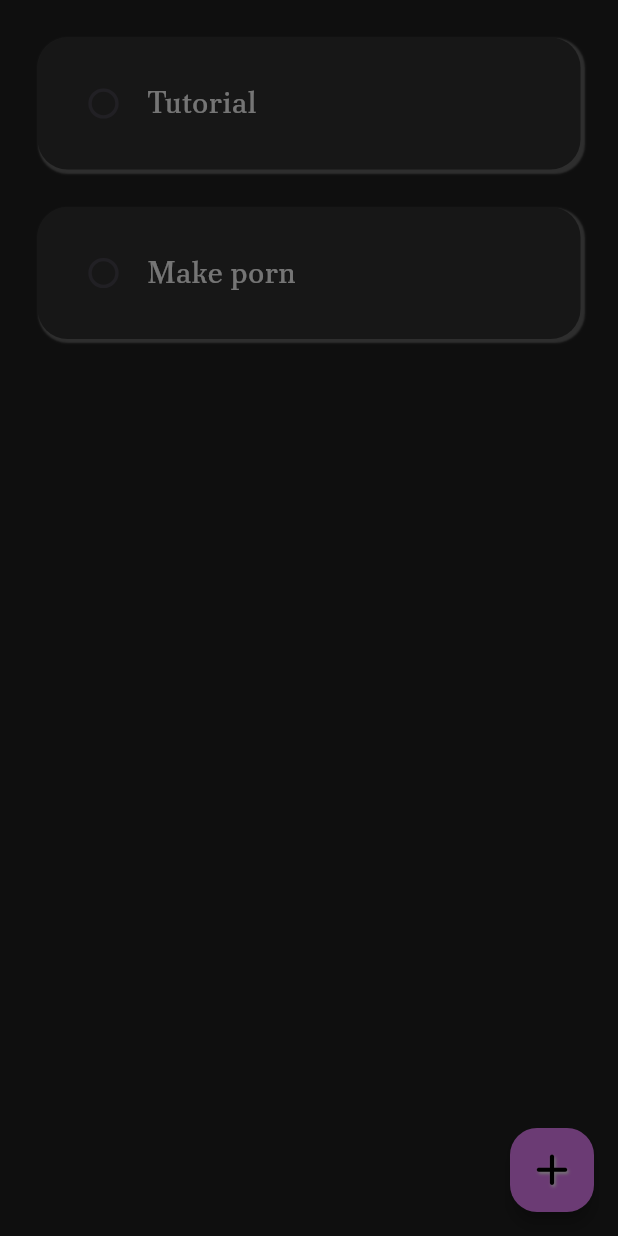
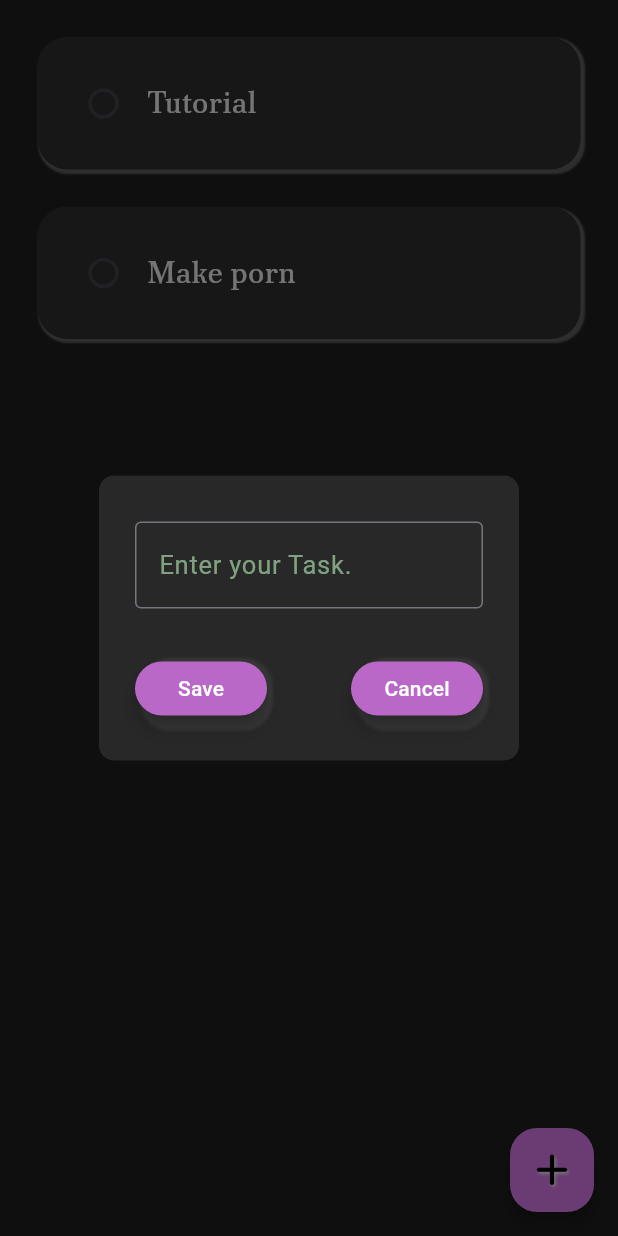
Before and after one commit to IP80808080/TODO-List-App, a Flutter app: the screen it shows after launch, after a tap on the "add" icon, on a phone screen of 412 x 824 dp. Run offline on Flutter 3.47's test engine with Material 2 defaults, Android fonts, the phone set to English and light mode, and no system bars.

Commit message:
70 percent done.

```diff
--- /dev/null
+++ b/lib/forbutton.dart
@@ -0,0 +1,38 @@
+import 'package:flutter/material.dart';
+
+class MyButton extends StatelessWidget {
+  final String text;
+  VoidCallback onPressed;
+  MyButton({Key? key, required this.text, required this.onPressed})
+      : super(key: key);
+
+  @override
+  Widget build(BuildContext context) {
+    return Container(
+      decoration: BoxDecoration(
+        borderRadius: BorderRadius.circular(20),
+        boxShadow: [
+          BoxShadow(
+            color: Colors.white.withOpacity(0.07),
+            blurRadius: 1,
+            spreadRadius: 0.000000005,
+            offset: Offset(3.4, 4),
+          )
+        ],
+      ),
+      child: MaterialButton(
+        onPressed: onPressed,
+        color: Colors.purple.shade300,
+        splashColor: Colors.white,
+        elevation: 5,
+        child: Text(
+          text,
+          style: TextStyle(color: Colors.white),
+        ),
+        shape: RoundedRectangleBorder(
+          borderRadius: BorderRadius.circular(20),
+        ),
+      ),
+    );
+  }
+}
--- a/lib/main.dart
+++ b/lib/main.dart
@@ -1,4 +1,5 @@
 import 'package:flutter/material.dart';
+import 'package:todo/newtask.dart';
 import 'package:todo/todotile.dart';
 
 void main() {
@@ -43,7 +44,7 @@ class _HomePageState extends State<HomePage> {
     showDialog(
         context: context,
         builder: (context) {
-          return AlertDialog();
+          return DialogBox();
         });
   }
 
--- a/lib/newtask.dart
+++ b/lib/newtask.dart
@@ -0,0 +1,49 @@
+import 'package:flutter/material.dart';
+import 'package:todo/forbutton.dart';
+
+class DialogBox extends StatelessWidget {
+  const DialogBox({Key? key}) : super(key: key);
+
+  @override
+  Widget build(BuildContext context) {
+    return AlertDialog(
+      backgroundColor: Color(0xFF282828),
+      shape: RoundedRectangleBorder(
+        borderRadius: BorderRadius.circular(10),
+      ),
+      content: Container(
+        height: 150,
+        child: Column(
+          mainAxisAlignment: MainAxisAlignment.spaceBetween,
+          children: [
+            SizedBox(
+              height: 5,
+            ),
+            TextField(
+              decoration: InputDecoration(
+                border: OutlineInputBorder(),
+                hintText: "Enter your Task.",
+                hintStyle: TextStyle(
+                    color: Colors.green.shade200.withOpacity(0.7),
+                    fontSize: 17),
+              ),
+            ),
+            SizedBox(
+              height: 10,
+            ),
+            Row(
+              mainAxisAlignment: MainAxisAlignment.spaceBetween,
+              children: [
+                MyButton(text: "Save", onPressed: () {}),
+                SizedBox(
+                  width: 10,
+                ),
+                MyButton(text: "Cancel", onPressed: () {}),
+              ],
+            )
+          ],
+        ),
+      ),
+    );
+  }
+}
```
